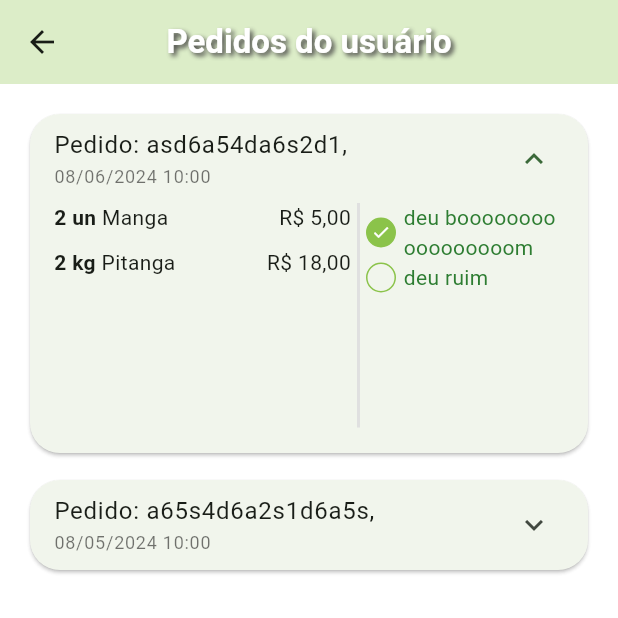
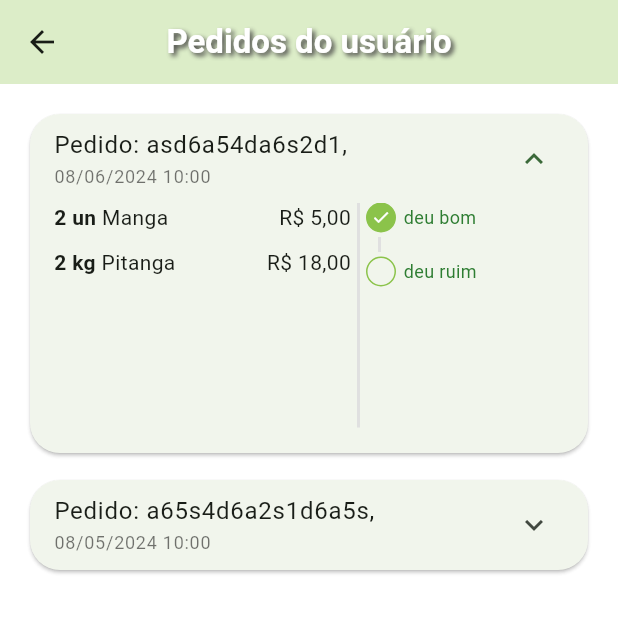
Before and after one commit to Miicchhel/FruitTrace, a Flutter app: the OrdersTab screen opened directly, after a tap on an icon or button, on a phone screen of 412 x 824 dp, the top half of it. Run offline on Flutter 3.47's test engine with Material 3 defaults, Android fonts, the phone set to English and light mode, and no system bars; our stand-ins replace animated_text_kit, mask_text_input_formatter.

Commit message:
adicionando o espaçamento entre cada status

```diff
--- a/lib/src/pages/orders/components/order_status_widget.dart
+++ b/lib/src/pages/orders/components/order_status_widget.dart
@@ -13,10 +13,31 @@ class OrderStatusWidget extends StatelessWidget {
 
   @override
   Widget build(BuildContext context) {
-    return const Column(children: [
-      _StatusDot(isActive: true, title: 'deu booooooooooooooooom'),
+    return const Column(
+      crossAxisAlignment: CrossAxisAlignment.start,
+      children: [
+      _StatusDot(isActive: true, title: 'deu bom'),
+      _CustomDivider(),
       _StatusDot(isActive: false, title: 'deu ruim',),
+
       ],
+    );
+  }
+}
+
+class _CustomDivider extends StatelessWidget {
+  const _CustomDivider({super.key});
+
+  @override
+  Widget build(BuildContext context) {
+    return Container(
+      margin: const EdgeInsets.symmetric(
+        horizontal: 8.0,
+        vertical: 3.0,
+      ),
+      height: 10.0,
+      width: 2.0,
+      color: Colors.grey.shade300,
     );
   }
 }
@@ -64,6 +85,7 @@ class _StatusDot extends StatelessWidget {
             title,
             style: TextStyle(
               color: Colors.green[800],
+              fontSize: 12,
             ),
           ),
         )
```
